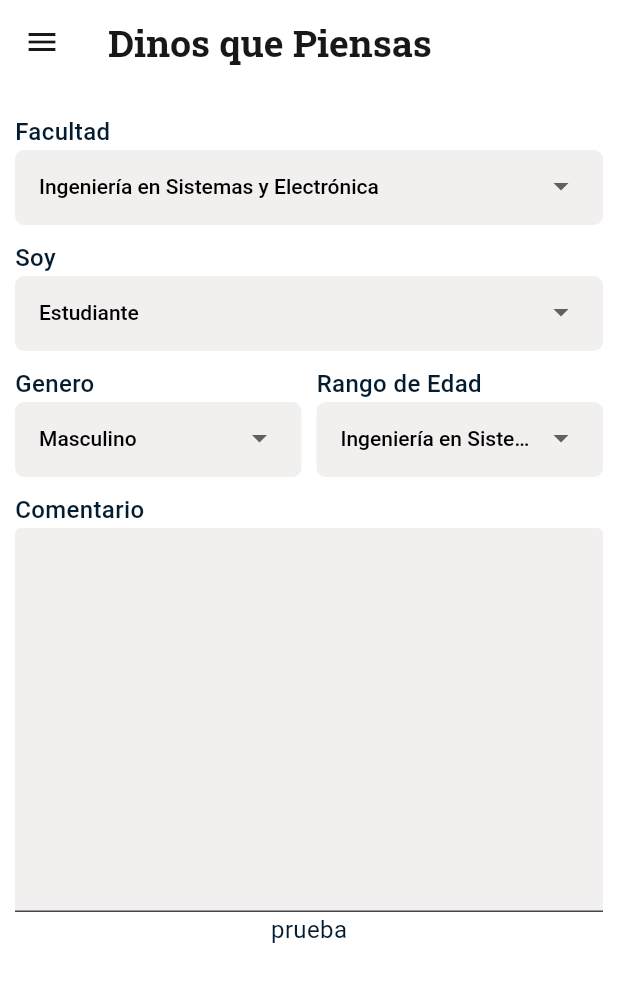
After one commit to Wallnoit/mary_cruz_app, a Flutter app: the OpinionsPage screen opened by its route, on a phone screen of 412 x 824 dp. The commit adds this screen. Shown: the top 982 px of the screen. Run offline on Flutter 3.47's test engine with Material 3 defaults, Android fonts, the phone set to English and light mode, and no system bars; our stand-ins replace flutter_animate, get, google_fonts.

Commit message:
first layout to Opinions section

```diff
--- /dev/null
+++ b/lib/comments/controllers/opinions_controller.dart
@@ -0,0 +1,9 @@
+import 'package:get/get.dart';
+
+class OpinionsController extends GetxController {
+  var name = 'prueba'.obs;
+
+  changeWord(String word) {
+    name.value = word;
+  }
+}
--- /dev/null
+++ b/lib/comments/ui/opinions_page.dart
@@ -0,0 +1,124 @@
+import 'package:flutter/cupertino.dart';
+import 'package:flutter/material.dart';
+import 'package:get/get.dart';
+import 'package:get/get_core/src/get_main.dart';
+import 'package:get/get_state_manager/src/rx_flutter/rx_obx_widget.dart';
+
+import '../../core/enums/sidebar.dart';
+import '../../core/ui/components/custom_forms/custom_text_area.dart';
+import '../../core/ui/components/custom_forms/dropdown.dart';
+import '../../core/ui/components/sidebar.dart';
+import '../../home/ui/provider/prueba.dart';
+import '../controllers/opinions_controller.dart';
+
+class OpinionsPage extends StatefulWidget {
+  const OpinionsPage({
+    super.key,
+  });
+
+  @override
+  OpinionsPageState createState() => OpinionsPageState();
+}
+
+class OpinionsPageState extends State<OpinionsPage> {
+  OpinionsController opinionsController =
+      Get.put(OpinionsController(), permanent: true);
+
+  List<DropdownData> facultyData = [
+    DropdownData(value: '1', display: 'Ingeniería en Sistemas y Electrónica'),
+    DropdownData(value: '2', display: 'Opción 2'),
+    DropdownData(value: '3', display: 'Opción 3'),
+    DropdownData(value: '4', display: 'Opción 4'),
+  ];
+
+  List<DropdownData> personTypeData = [
+    DropdownData(value: '1', display: 'Estudiante'),
+    DropdownData(value: '2', display: 'Administrativo'),
+    DropdownData(value: '3', display: 'Profesor'),
+  ];
+
+  List<DropdownData> genreData = [
+    DropdownData(value: '1', display: 'Masculino'),
+    DropdownData(value: '2', display: 'Femenino'),
+    DropdownData(value: '3', display: 'Otro'),
+  ];
+
+  @override
+  Widget build(BuildContext context) {
+    return Scaffold(
+      appBar: AppBar(
+        title: const Text('Dinos que Piensas'),
+      ),
+      drawer: const GlobalSidebar(
+        selectedIndex: SideBar.opinions,
+      ),
+      body: Obx(() {
+        return SingleChildScrollView(
+          child: Padding(
+            padding: const EdgeInsets.symmetric(horizontal: 10.0,vertical: 20),
+            child: Column(children: [
+              Dropdown(
+                label: 'Facultad',
+                getData: facultyData,
+                value: '1',
+                height: 50.0,
+                expanded: true,
+                onSelected: (String newValue) {
+                  print('Nuevo valor seleccionado: $newValue');
+                },
+                enabled: true,
+              ),
+              const SizedBox(height: 10),
+              Dropdown(
+                label: 'Soy',
+                getData: personTypeData,
+                value: '1',
+                height: 50.0,
+                expanded: true,
+                onSelected: (String newValue) {
+                  print('Nuevo valor seleccionado: $newValue');
+                },
+                enabled: true,
+              ),
+              const SizedBox(height: 10),
+              Row(
+                children: [
+                  Expanded(
+                    child: Dropdown(
+                      label: 'Genero',
+                      getData: genreData,
+                      value: '1',
+                      height: 50.0,
+                      expanded: true,
+                      onSelected: (String newValue) {
+                        print('Nuevo valor seleccionado: $newValue');
+                      },
+                      enabled: true,
+                    ),
+                  ),
+                  const SizedBox(width: 10),
+                  Expanded(
+                    child: Dropdown(
+                      label: 'Rango de Edad',
+                      getData: facultyData,
+                      value: '1',
+                      height: 50.0,
+                      expanded: true,
+                      onSelected: (String newValue) {
+                        print('Nuevo valor seleccionado: $newValue');
+                      },
+                      enabled: true,
+                    ),
+                  ),
+                ],
+              ),
+              const SizedBox(height: 10),
+              CustomTextArea(label: 'Comentario'),
+              Text(opinionsController.name.value),
+            ]),
+          ),
+        );
+      }),
+    );
+  }
+}
--- a/lib/core/config/routes/global_route_get.dart
+++ b/lib/core/config/routes/global_route_get.dart
@@ -1,12 +1,16 @@
 import 'package:get/get_navigation/get_navigation.dart';
 import 'package:mary_cruz_app/home/ui/pages/home_page.dart';
 
+import '../../../comments/ui/opinions_page.dart';
+
 class GlobalRouteGet {
   static const initialRoute = '/';
+  static const opinions = '/opinions';
 
   static final List<GetPage> routes = [
     GetPage(
         name: '/', page: () => const HomePage(), transition: Transition.fadeIn),
-
+    GetPage(
+        name: '/opinions', page: () => const OpinionsPage(), transition: Transition.fadeIn),
   ];
 }
--- /dev/null
+++ b/lib/core/ui/components/custom_forms/custom_text_area.dart
@@ -0,0 +1,29 @@
+import 'package:flutter/material.dart';
+import 'package:google_fonts/google_fonts.dart';
+
+class CustomTextArea extends StatelessWidget {
+  String label;
+  CustomTextArea({super.key, required this.label});
+  @override
+  Widget build(BuildContext context) {
+    return Column(
+      crossAxisAlignment: CrossAxisAlignment.start,
+      children: [
+        Padding(
+          padding: const EdgeInsets.only(bottom: 1.0),
+          child: Text(
+            label,
+            style: GoogleFonts.roboto(fontSize: 16, fontWeight: FontWeight.w500),
+          ),
+        ),
+        TextFormField(
+          maxLines: 8, // Área de texto grande
+          decoration: const InputDecoration(
+            filled: true,
+            fillColor: Color(0xffF2EFEF),
+          ),
+        ),
+      ],
+    );
+  }
+}
--- /dev/null
+++ b/lib/core/ui/components/custom_forms/dropdown.dart
@@ -0,0 +1,101 @@
+import 'package:flutter/material.dart';
+import 'package:google_fonts/google_fonts.dart';
+
+class DropdownData {
+  final String value;
+  final String display;
+
+  DropdownData({required this.value, required this.display});
+}
+
+class Dropdown extends StatefulWidget {
+  final List<DropdownData> getData;
+  final String value;
+  final bool expanded;
+  final double height;
+  final Function(String) onSelected;
+  final bool enabled;
+  final String label;
+
+  const Dropdown({
+    super.key,
+    required this.getData,
+    required this.value,
+    required this.height,
+    required this.expanded,
+    required this.onSelected,
+    required this.enabled,
+    required this.label,
+  });
+
+  @override
+  State<Dropdown> createState() => _DropdownState();
+}
+
+class _DropdownState extends State<Dropdown> {
+  late String _value;
+
+  @override
+  void initState() {
+    super.initState();
+    _value = widget.value;
+  }
+
+  @override
+  Widget build(BuildContext context) {
+    return Column(
+      crossAxisAlignment: CrossAxisAlignment.start,
+      children: [
+        Padding(
+          padding: const EdgeInsets.only(bottom: 1.0),
+          child: Text(
+            widget.label,
+            style: GoogleFonts.roboto(fontSize: 16, fontWeight: FontWeight.w500),
+          ),
+        ),
+        // Contenedor del dropdown
+        Container(
+          padding: const EdgeInsets.symmetric(horizontal: 16),
+          width: widget.expanded ? double.infinity : null,
+          height: widget.height,
+          decoration: BoxDecoration(
+            color: const Color(0xFFF2EFEF),
+            borderRadius: BorderRadius.circular(6),
+          ),
+          child: DropdownButtonHideUnderline(
+            child: DropdownButtonFormField<String>(
+              decoration: const InputDecoration(
+                border: InputBorder.none,
+              ),
+              style: GoogleFonts.roboto(color: Colors.black, fontSize: 14),
+              isExpanded: true,
+              icon: const Icon(Icons.arrow_drop_down),
+              items: widget.getData.map((DropdownData item) {
+                return DropdownMenuItem<String>(
+                  value: item.value,
+                  child: Text(
+                    item.display,
+                    overflow: TextOverflow.ellipsis,
+                    style: GoogleFonts.roboto(
+                      fontSize: 14,
+                      fontWeight: FontWeight.w500,
+                    ),
+                  ),
+                );
+              }).toList(),
+              onChanged: widget.enabled
+                  ? (String? newValue) {
+                setState(() {
+                  _value = newValue!;
+                });
+                widget.onSelected(newValue!);
+              }
+                  : null,
+              value: _value,
+            ),
+          ),
+        ),
+      ],
+    );
+  }
+}
--- a/lib/core/ui/components/sidebar.dart
+++ b/lib/core/ui/components/sidebar.dart
@@ -138,7 +138,7 @@ class _GlobalSidebarState extends State<GlobalSidebar> {
                     icon: Icons.chat_outlined,
                     isSelected: selectIndex == SideBar.opinions,
                     isDisplayed: false,
-                    onTap: () => Get.offNamed("/"),
+                    onTap: () => Get.offNamed("/opinions"),
                   ),
                   RowSidebar(
                     title: "Encuesta",
```
